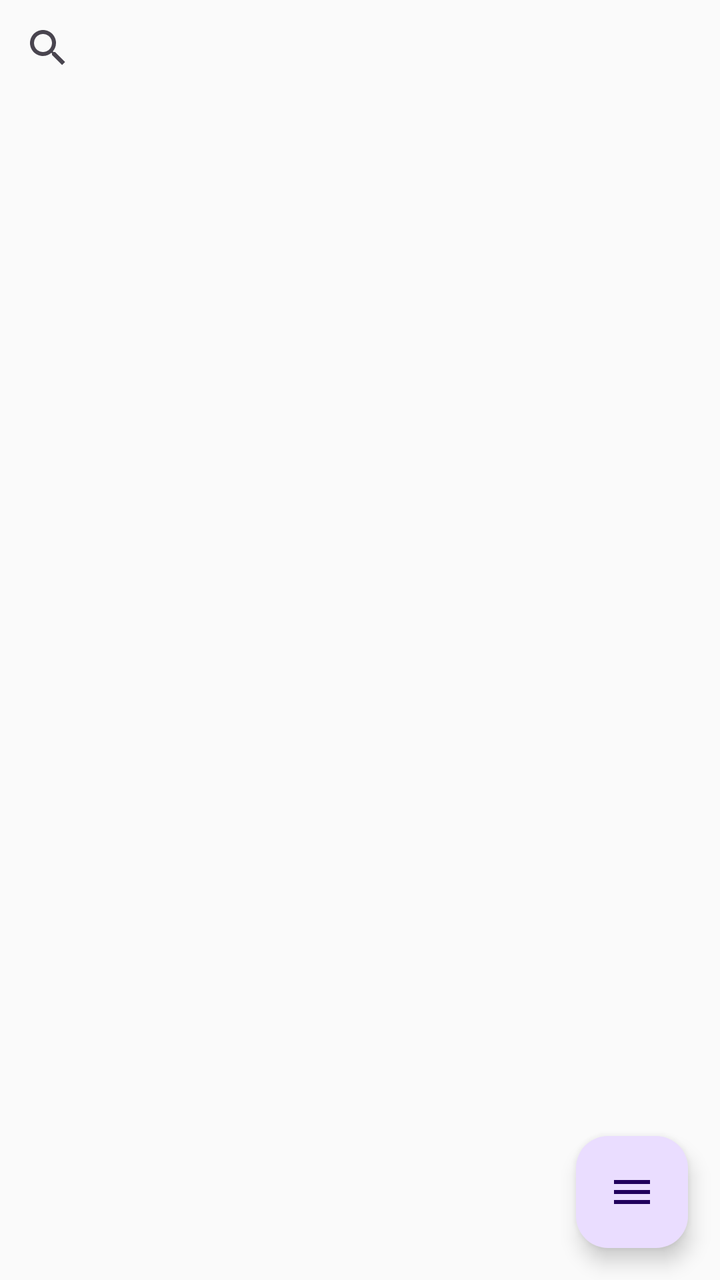
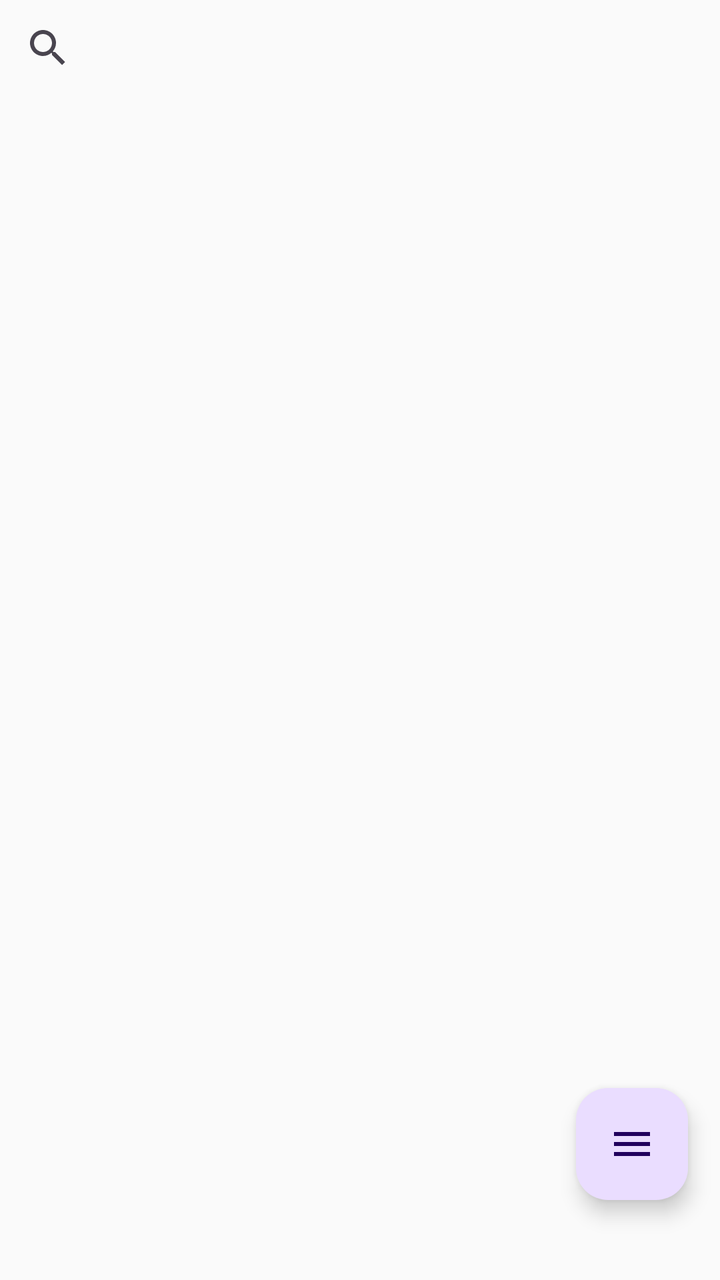

Screens rendered from an Android XML layout before and after an edit, with the pre-edit source and the edit as a unified diff.
<!-- AndroidManifest.xml: application theme Theme.MilkDelivery -->
<!-- res/layout/fragment_staff_list.xml -->
<?xml version="1.0" encoding="utf-8"?>
<FrameLayout xmlns:android="http://schemas.android.com/apk/res/android"
    xmlns:app="http://schemas.android.com/apk/res-auto"
    android:layout_width="match_parent"
    android:layout_height="match_parent">

    <LinearLayout
        android:layout_width="match_parent"
        android:layout_height="match_parent"
        android:orientation="vertical">

        <androidx.appcompat.widget.SearchView
            android:id="@+id/searchView"
            android:layout_width="match_parent"
            android:layout_height="wrap_content"
            android:queryHint="Search Staff" />

        <androidx.recyclerview.widget.RecyclerView
            android:id="@+id/recyclerStaff"
            android:layout_width="match_parent"
            android:layout_height="match_parent" />

    </LinearLayout>

    <com.google.android.material.floatingactionbutton.FloatingActionButton
        android:id="@+id/btnSharePdf"
        android:layout_width="wrap_content"
        android:layout_height="wrap_content"
        android:layout_gravity="bottom|end"
        android:layout_margin="16dp"
        app:srcCompat="@drawable/ic_menu"
        android:contentDescription="Share PDF" />

</FrameLayout>
<!-- resources referenced by this layout -->
<resources>
  <!-- drawable ic_menu (drawable) -->
  <vector xmlns:android="http://schemas.android.com/apk/res/android"
      android:width="24dp"
      android:height="24dp"
      android:viewportWidth="24"
      android:viewportHeight="24">
    <path
        android:fillColor="#FFFFFFFF"
        android:pathData="M3,6h18v2H3V6z M3,11h18v2H3V11z M3,16h18v2H3V16z"/>
  </vector>
  <style name="Theme.MilkDelivery" parent="Theme.Material3.DayNight.NoActionBar">
          
          <item name="colorPrimary">@color/primary</item>
          <item name="colorPrimaryDark">@color/primary_dark</item>
          <item name="colorSecondary">@color/secondary</item>
          <item name="android:statusBarColor">@color/primary</item>
          <item name="android:windowLightStatusBar">false</item>
          
          
          <item name="colorSurface">@color/surface</item>
          <item name="colorOnSurface">@color/on_surface</item>
          <item name="android:windowBackground">@color/background</item>
          <item name="colorSurfaceVariant">@color/surface_variant</item>
          <item name="colorOnSurfaceVariant">@color/on_surface_variant</item>
          
          
          <item name="materialCardViewStyle">@style/Widget.Material3.CardView.Elevated</item>
      </style>
  <color name="primary">#005B41</color>
  <color name="primary_dark">#00402E</color>
  <color name="secondary">#03DAC6</color>
  <color name="surface">#FFFFFF</color>
  <color name="on_surface">#212121</color>
  <color name="background">#FAFAFA</color>
  <color name="surface_variant">#F4F4F4</color>
  <color name="on_surface_variant">#555555</color>
</resources>

<!-- the commit's change to res/layout/fragment_staff_list.xml (unified diff, before → after) -->
@@ -27,8 +27,11 @@
         android:layout_width="wrap_content"
         android:layout_height="wrap_content"
         android:layout_gravity="bottom|end"
-        android:layout_margin="16dp"
+        android:layout_marginEnd="16dp"
+        android:layout_marginBottom="40dp"
         app:srcCompat="@drawable/ic_menu"
         android:contentDescription="Share PDF" />
 
+
+
 </FrameLayout>
